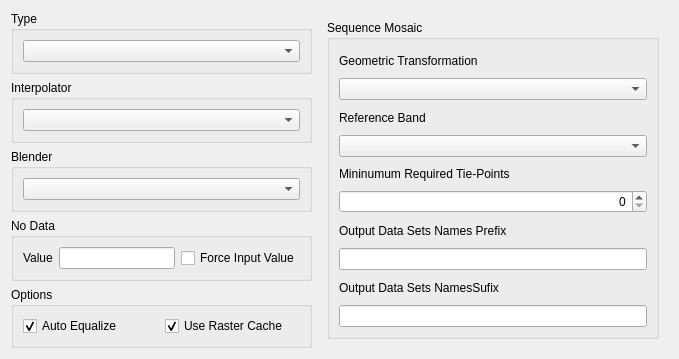
Above: src/terralib/qt/widgets/rp/ui/MosaicWizardPageForm.ui from claudiobogossian/terralib5 before the change. Below: the same form after it.
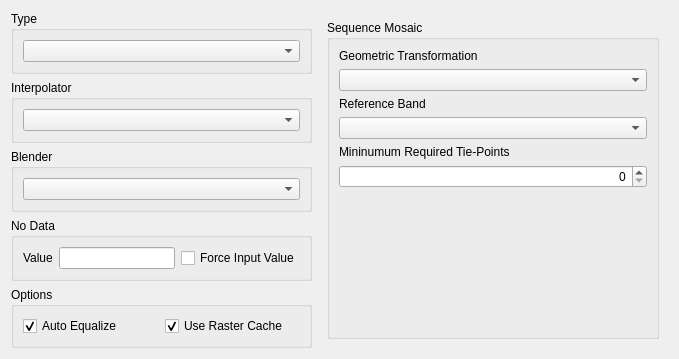
That is the form after the change. The open tabs and pages were chosen to show the change.

Commit message: added sequencial and tie point mosaics... refs #360

```diff
--- a/src/terralib/qt/widgets/rp/ui/MosaicWizardPageForm.ui
+++ b/src/terralib/qt/widgets/rp/ui/MosaicWizardPageForm.ui
@@ -391,36 +391,21 @@
                 </item>
                </layout>
               </item>
-              <item row="3" column="0">
-               <layout class="QGridLayout" name="gridLayout_15">
-                <item row="0" column="0">
-                 <widget class="QLabel" name="label_5">
-                  <property name="text">
-                   <string>Output Data Sets Names Prefix</string>
-                  </property>
-                 </widget>
-                </item>
-                <item row="1" column="0">
-                 <widget class="QLineEdit" name="m_smPrefixLineEdit"/>
-                </item>
-               </layout>
-              </item>
-              <item row="4" column="0">
-               <layout class="QGridLayout" name="gridLayout_16">
-                <item row="0" column="0">
-                 <widget class="QLabel" name="label_6">
-                  <property name="text">
-                   <string>Output Data Sets NamesSufix</string>
-                  </property>
-                 </widget>
-                </item>
-                <item row="1" column="0">
-                 <widget class="QLineEdit" name="m_smSufixLineEdit"/>
-                </item>
-               </layout>
-              </item>
              </layout>
             </item>
+            <item row="1" column="0">
+             <spacer name="verticalSpacer_3">
+              <property name="orientation">
+               <enum>Qt::Vertical</enum>
+              </property>
+              <property name="sizeHint" stdset="0">
+               <size>
+                <width>20</width>
+                <height>40</height>
+               </size>
+              </property>
+             </spacer>
+            </item>
            </layout>
           </widget>
          </item>
```
Left out of the diff: 2 changed lines with no effect on the pictures. The commit also changes 7 other files.
